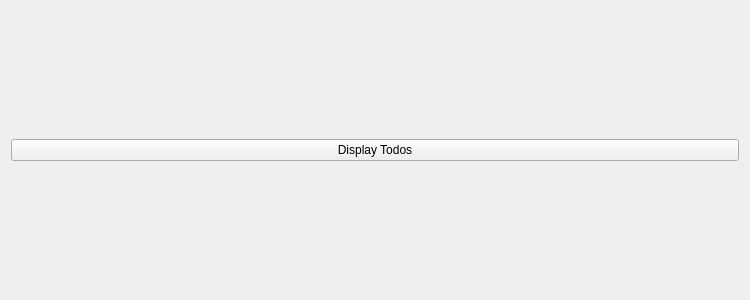
Before: the Qt Designer form Projet/View/infointeractions.ui in KieceDonc/L3_CDAA, drawn with Qt 5.
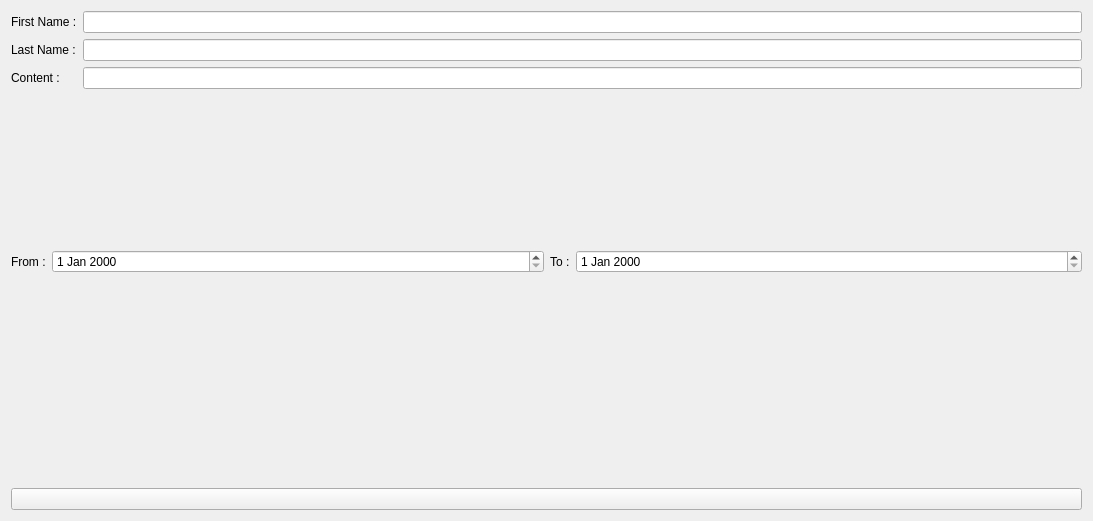
After: the same form once the commit is applied.

```diff
--- a/Projet/View/infointeractions.ui
+++ b/Projet/View/infointeractions.ui
@@ -6,8 +6,8 @@
    <rect>
     <x>0</x>
     <y>0</y>
-    <width>750</width>
-    <height>300</height>
+    <width>1093</width>
+    <height>521</height>
    </rect>
   </property>
   <property name="minimumSize">
@@ -21,9 +21,75 @@
   </property>
   <layout class="QGridLayout" name="gridLayout">
    <item row="1" column="0">
+    <layout class="QFormLayout" name="formLayout">
+     <item row="0" column="0">
+      <widget class="QLabel" name="labelFirstName">
+       <property name="text">
+        <string>First Name :</string>
+       </property>
+      </widget>
+     </item>
+     <item row="1" column="0">
+      <widget class="QLabel" name="labelLastName">
+       <property name="text">
+        <string>Last Name :</string>
+       </property>
+      </widget>
+     </item>
+     <item row="2" column="0">
+      <widget class="QLabel" name="labelContent">
+       <property name="text">
+        <string>Content :</string>
+       </property>
+      </widget>
+     </item>
+     <item row="0" column="1">
+      <widget class="QLineEdit" name="lineFirstName"/>
+     </item>
+     <item row="1" column="1">
+      <widget class="QLineEdit" name="lineLastName"/>
+     </item>
+     <item row="2" column="1">
+      <widget class="QLineEdit" name="lineContent"/>
+     </item>
+    </layout>
+   </item>
+   <item row="2" column="0">
+    <layout class="QHBoxLayout" name="horizontalLayout_2">
+     <item>
+      <layout class="QFormLayout" name="formLayout_2">
+       <item row="0" column="0">
+        <widget class="QLabel" name="label">
+         <property name="text">
+          <string>From :</string>
+         </property>
+        </widget>
+       </item>
+       <item row="0" column="1">
+        <widget class="QDateEdit" name="dateEdit1"/>
+       </item>
+      </layout>
+     </item>
+     <item>
+      <layout class="QFormLayout" name="formLayout_4">
+       <item row="0" column="0">
+        <widget class="QLabel" name="label_2">
+         <property name="text">
+          <string>To :</string>
+         </property>
+        </widget>
+       </item>
+       <item row="0" column="1">
+        <widget class="QDateEdit" name="dateEdit2"/>
+       </item>
+      </layout>
+     </item>
+    </layout>
+   </item>
+   <item row="3" column="0">
     <widget class="QPushButton" name="buttonSwitch">
      <property name="text">
-      <string>Display Todos</string>
+      <string/>
      </property>
     </widget>
    </item>
```
Left out of the diff: 6 changed lines with no effect on the pictures.
